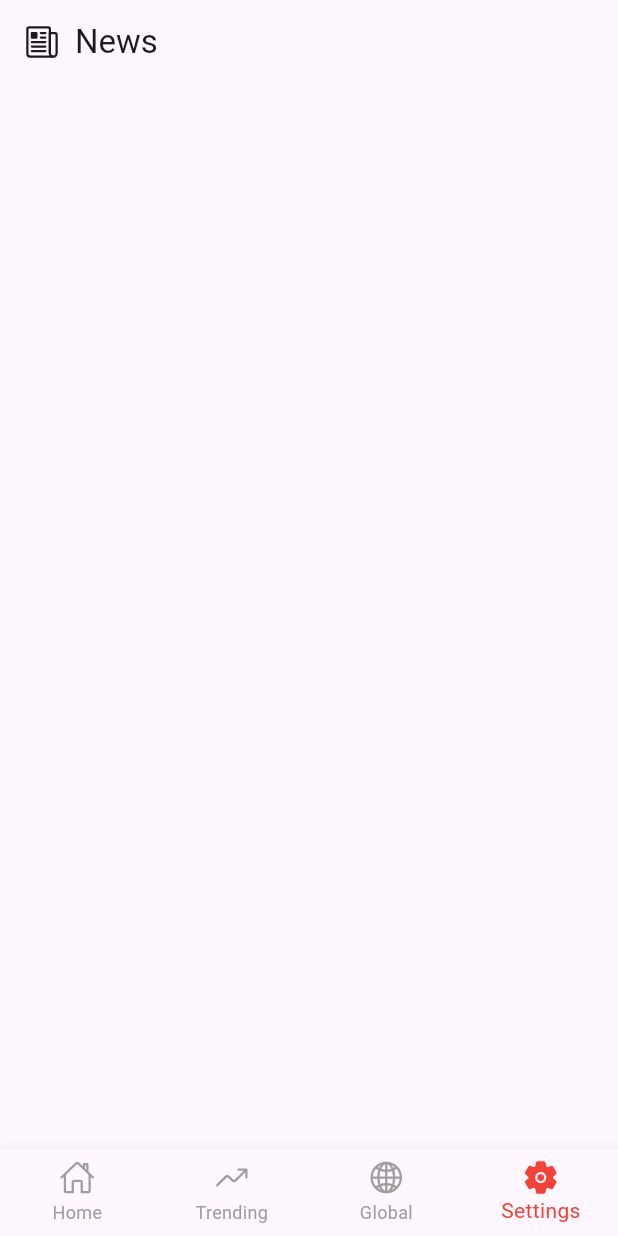
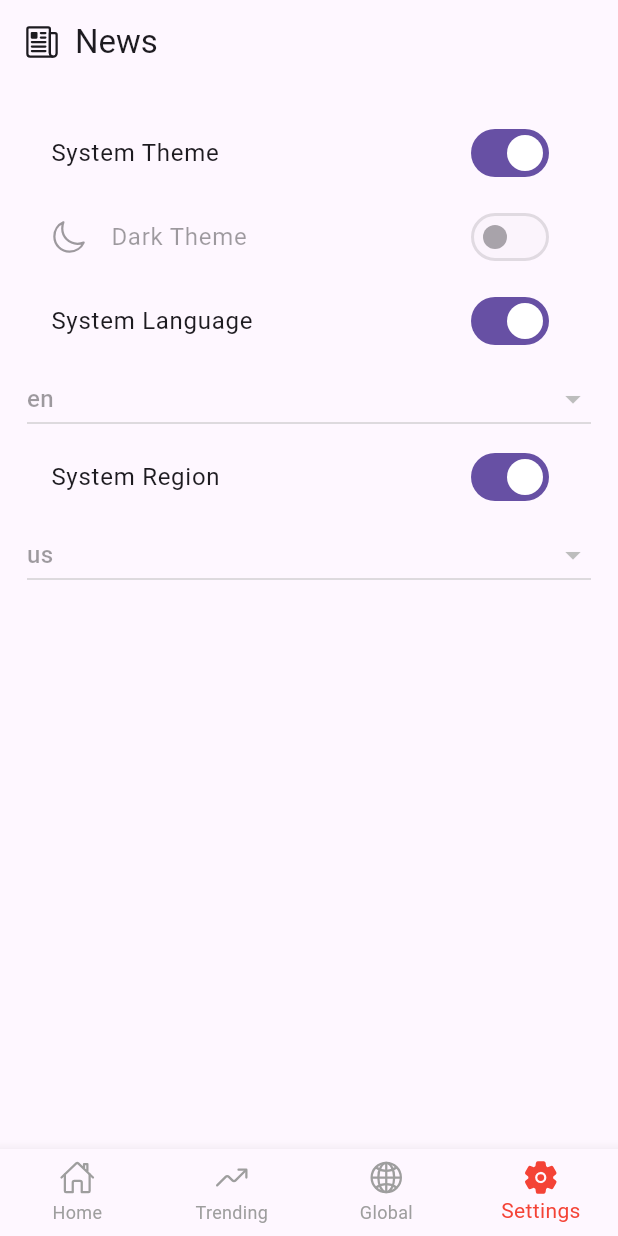
Before and after one commit to MostafaSAlem12/web-projects, a Flutter app: the screen it shows after launch, item 4 of the bottom bar chosen, on a phone screen of 412 x 824 dp. Run offline on Flutter 3.47's test engine with Material 2 defaults, Android fonts, the phone set to English and light mode, and no system bars; our stand-ins replace cached_network_image, flutter_linkify, flutter_spinkit, get, ionicons, readmore and 1 more; missing offline and left inert: linkify; network calls fail; key blocks and very long unbroken strings in the code were emptied for the run.

Commit message:
modified news app

```diff
--- /dev/null
+++ b/news_app/lib/controllers/home/settings_controller.dart
@@ -0,0 +1,55 @@
+import 'package:get/get_state_manager/src/simple/get_controllers.dart';
+
+class SettingsController extends GetxController {
+  //Theme
+  bool _isSystemTheme = true;
+  bool get isSystemTheme => _isSystemTheme;
+  bool _isDarkMode = false;
+  bool get isDarkMode => _isDarkMode;
+
+  //Locale
+  bool _isSystemLocale = true;
+  bool get isSystemLocale => _isSystemLocale;
+  final List<String> _locales = ['en', 'ar'];
+  List<String> get locales => _locales;
+  String _selectedLocale = 'en';
+  String get selectedLocale => _selectedLocale;
+
+  //Region
+  bool _isSystemRegion = true;
+  bool get isSystemRegion => _isSystemRegion;
+  final List<String> _regions = ['us', 'eg'];
+  List<String> get regions => _regions;
+  String _selectedRegion = 'us';
+  String get selectedRegion => _selectedRegion;
+
+  void toggleSystemTheme(bool _) {
+    _isSystemTheme = !_isSystemTheme;
+    update();
+  }
+
+  void toggleSystemLocale(bool _) {
+    _isSystemLocale = !_isSystemLocale;
+    update();
+  }
+
+  void toggleSystemRegion(bool _) {
+    _isSystemRegion = !_isSystemRegion;
+    update();
+  }
+
+  void toggleDarkMode(bool _) {
+    _isDarkMode = !_isDarkMode;
+    update();
+  }
+
+  void selectLocale(String? locale) {
+    _selectedLocale = locale!;
+    update();
+  }
+
+  void selectRegion(String? region) {
+    _selectedRegion = region!;
+    update();
+  }
+}
--- a/news_app/lib/core/bindings/home_binding.dart
+++ b/news_app/lib/core/bindings/home_binding.dart
@@ -1,6 +1,7 @@
 import 'package:get/get_core/get_core.dart';
 import 'package:get/get_instance/get_instance.dart';
 import 'package:news_app/controllers/home/home_controller.dart';
+import 'package:news_app/controllers/home/settings_controller.dart';
 import 'package:news_app/controllers/home/top_headline_controller.dart';
 
 class HomeBinding implements Bindings {
@@ -11,5 +12,9 @@ class HomeBinding implements Bindings {
       () => TopHeadlineController(),
       fenix: true,
     );
+    Get.lazyPut(
+      () => SettingsController(),
+      fenix: true,
+    );
   }
 }
--- a/news_app/lib/views/screens/home/home_screen.dart
+++ b/news_app/lib/views/screens/home/home_screen.dart
@@ -2,6 +2,7 @@ import 'package:flutter/material.dart';
 import 'package:get/get.dart';
 import 'package:ionicons/ionicons.dart';
 import 'package:news_app/controllers/home/home_controller.dart';
+import 'package:news_app/views/screens/home/tabs/settings_tab.dart';
 import 'package:news_app/views/screens/home/tabs/top_headline_tab.dart';
 import 'package:news_app/views/widgets/home/globe/empty_globe_widget.dart';
 import 'package:news_app/views/widgets/home/trend/empty_trend_widget.dart';
@@ -62,7 +63,7 @@ class HomeScreen extends StatelessWidget {
       case 2:
         return const EmptyGlobeWidget();
       default:
-        return const SizedBox();
+        return const SettingsTab();
     }
   }
 }
--- /dev/null
+++ b/news_app/lib/views/screens/home/tabs/settings_tab.dart
@@ -0,0 +1,67 @@
+import 'package:flutter/material.dart';
+import 'package:get/get.dart';
+import 'package:ionicons/ionicons.dart';
+import 'package:news_app/controllers/home/settings_controller.dart';
+
+class SettingsTab extends StatelessWidget {
+  const SettingsTab({super.key});
+
+  @override
+  Widget build(BuildContext context) {
+    return GetBuilder<SettingsController>(
+      init: Get.find<SettingsController>(),
+      builder: (controller) => ListView(
+        padding: const EdgeInsets.all(18),
+        children: [
+          SwitchListTile.adaptive(
+            value: controller.isSystemTheme,
+            onChanged: controller.toggleSystemTheme,
+            title: const Text('System Theme'),
+          ),
+          SwitchListTile.adaptive(
+            value: controller.isDarkMode,
+            onChanged:
+                controller.isSystemTheme ? null : controller.toggleDarkMode,
+            title: const Text('Dark Theme'),
+            controlAffinity: ListTileControlAffinity.trailing,
+            secondary: const Icon(Ionicons.moon_outline),
+          ),
+          SwitchListTile.adaptive(
+            value: controller.isSystemLocale,
+            onChanged: controller.toggleSystemLocale,
+            title: const Text('System Language'),
+          ),
+          DropdownButton(
+            value: controller.selectedLocale,
+            isExpanded: true,
+            items: controller.locales
+                .map((e) => DropdownMenuItem(
+                      value: e,
+                      child: Text(e),
+                    ))
+                .toList(),
+            onChanged:
+                controller.isSystemLocale ? null : controller.selectLocale,
+          ),
+          SwitchListTile.adaptive(
+            value: controller.isSystemRegion,
+            onChanged: controller.toggleSystemRegion,
+            title: const Text('System Region'),
+          ),
+          DropdownButton(
+            value: controller.selectedRegion,
+            isExpanded: true,
+            items: controller.regions
+                .map((e) => DropdownMenuItem(
+                      value: e,
+                      child: Text(e),
+                    ))
+                .toList(),
+            onChanged:
+                controller.isSystemRegion ? null : controller.selectRegion,
+          ),
+        ],
+      ),
+    );
+  }
+}
```
Also changed, not shown: news_app/assets/images/icon.png (added).
